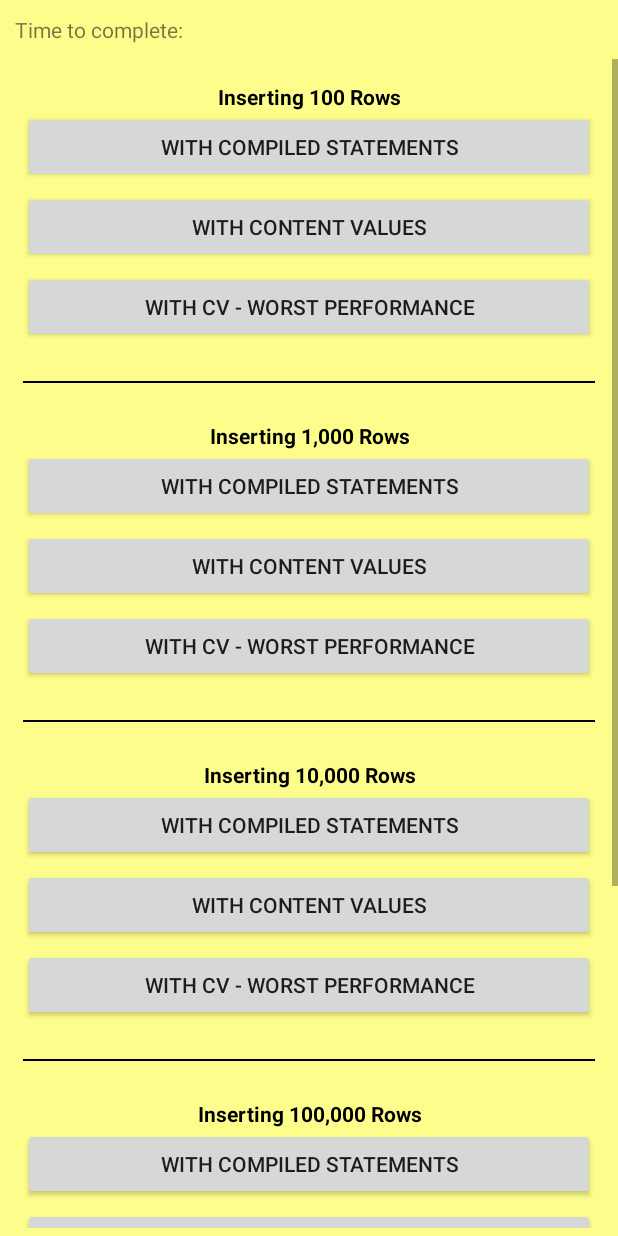
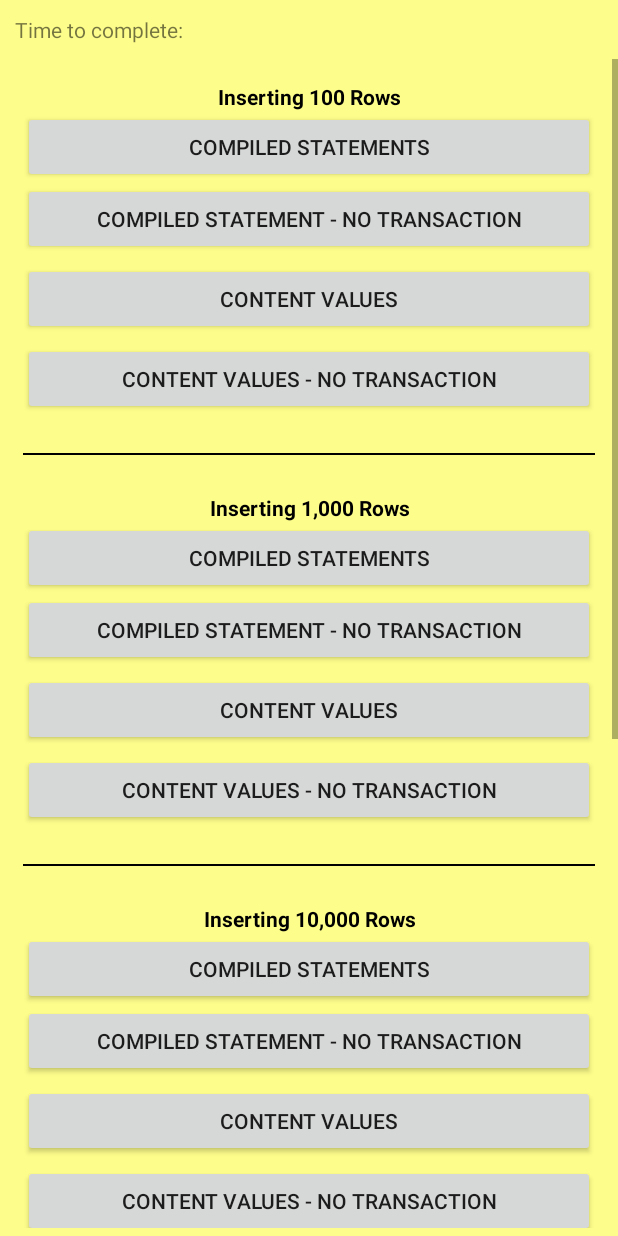
Before and after one commit to alphonzo79/LessonsLearned, an Android app: the SqlPerformanceActivity screen opened directly, with no data from a screen before it, on a phone screen of 412 x 824 dp. Run offline under Robolectric (Android 15) with nearby library versions, the phone set to English and light mode, and no system bars.

Commit message:
One more update to the sql performance example

```diff
--- a/LessonsLearnedExamples/app/src/main/res/layout/activity_sql_performance.xml
+++ b/LessonsLearnedExamples/app/src/main/res/layout/activity_sql_performance.xml
@@ -48,6 +48,13 @@
                 android:text="@string/sql_with_raw"/>
 
             <Button
+                android:id="@+id/raw_100_nt"
+                android:layout_width="match_parent"
+                android:layout_height="wrap_content"
+                android:onClick="onClick"
+                android:text="@string/sql_raw_worst"/>
+
+            <Button
                 android:id="@+id/cv_100"
                 android:layout_width="match_parent"
                 android:layout_height="wrap_content"
@@ -84,6 +91,13 @@
                 android:layout_height="wrap_content"
                 android:onClick="onClick"
                 android:text="@string/sql_with_raw"/>
+
+            <Button
+                android:id="@+id/raw_1000_nt"
+                android:layout_width="match_parent"
+                android:layout_height="wrap_content"
+                android:onClick="onClick"
+                android:text="@string/sql_raw_worst"/>
 
             <Button
                 android:id="@+id/cv_1000"
@@ -124,6 +138,13 @@
                 android:text="@string/sql_with_raw"/>
 
             <Button
+                android:id="@+id/raw_10000_nt"
+                android:layout_width="match_parent"
+                android:layout_height="wrap_content"
+                android:onClick="onClick"
+                android:text="@string/sql_raw_worst"/>
+
+            <Button
                 android:id="@+id/cv_10000"
                 android:layout_width="match_parent"
                 android:layout_height="wrap_content"
@@ -160,6 +181,13 @@
                 android:layout_height="wrap_content"
                 android:onClick="onClick"
                 android:text="@string/sql_with_raw"/>
+
+            <Button
+                android:id="@+id/raw_100000_nt"
+                android:layout_width="match_parent"
+                android:layout_height="wrap_content"
+                android:onClick="onClick"
+                android:text="@string/sql_raw_worst"/>
 
             <Button
                 android:id="@+id/cv_100000"
@@ -200,6 +228,13 @@
                 android:text="@string/sql_with_raw"/>
 
             <Button
+                android:id="@+id/raw_1000000_nt"
+                android:layout_width="match_parent"
+                android:layout_height="wrap_content"
+                android:onClick="onClick"
+                android:text="@string/sql_raw_worst"/>
+
+            <Button
                 android:id="@+id/cv_1000000"
                 android:layout_width="match_parent"
                 android:layout_height="wrap_content"
--- a/LessonsLearnedExamples/app/src/main/res/values/strings.xml
+++ b/LessonsLearnedExamples/app/src/main/res/values/strings.xml
@@ -10,9 +10,10 @@
     <string name="label_10000_rows">Inserting 10,000 Rows</string>
     <string name="label_100000_rows">Inserting 100,000 Rows</string>
     <string name="label_1000000_rows">Inserting 1,000,000 Rows</string>
-    <string name="sql_with_cv">With Content Values</string>
-    <string name="sql_cv_worst">With CV - Worst Performance</string>
-    <string name="sql_with_raw">With Compiled Statements</string>
+    <string name="sql_with_cv">Content Values</string>
+    <string name="sql_cv_worst">Content Values - No Transaction</string>
+    <string name="sql_with_raw">Compiled Statements</string>
+    <string name="sql_raw_worst">Compiled Statement - No Transaction</string>
     <string name="sql_clear">Clean Up After Yourself</string>
     <string name="time_to_complete">Time to complete:</string>
     <string name="working">Working, dude, hang on</string>
```
Also changed, not shown: LessonsLearnedExamples/app/src/main/java/rowley/lessonslearnedexamples/sql_performance/SqlPerformanceActivity.java (+20 -1 lines), LessonsLearnedExamples/app/src/main/java/rowley/lessonslearnedexamples/sql_performance/SqlPerformanceDao.java (+31 -0 lines).
